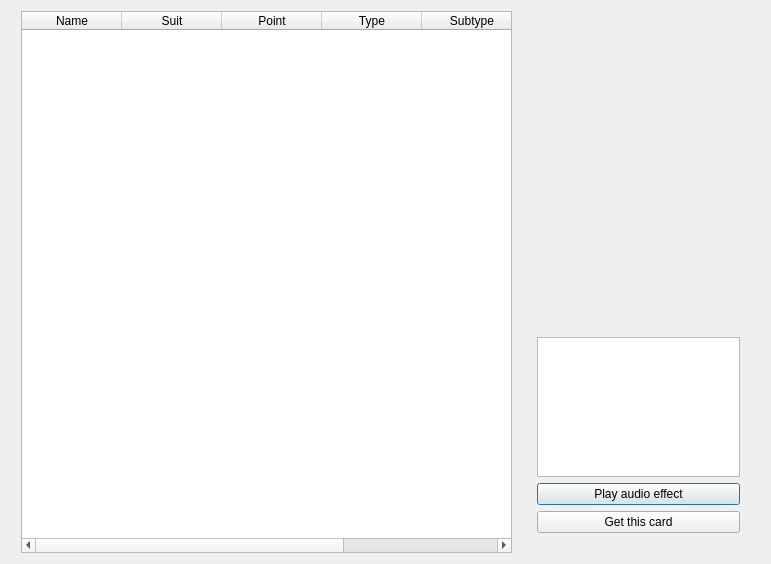
First picture: the form in src/dialog/cardoverview.ui, repository BeginnerSlob/TouhouTripleSha, before the edit.
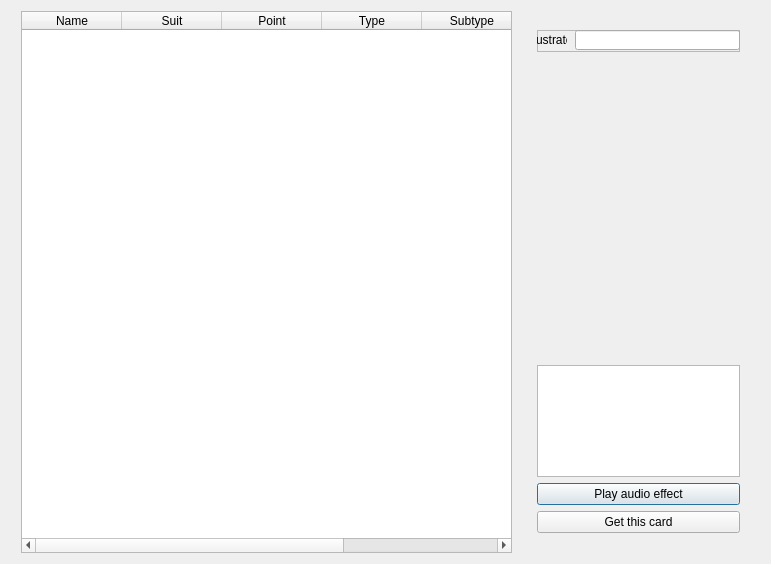
Second picture: the form after the edit.

```diff
--- a/src/dialog/cardoverview.ui
+++ b/src/dialog/cardoverview.ui
@@ -75,6 +75,54 @@
       </size>
      </property>
      <layout class="QVBoxLayout" name="verticalLayout_3">
+      <item>
+       <widget class="QFrame" name="frame_2">
+        <property name="minimumSize">
+         <size>
+          <width>0</width>
+          <height>22</height>
+         </size>
+        </property>
+        <property name="frameShape">
+         <enum>QFrame::StyledPanel</enum>
+        </property>
+        <property name="frameShadow">
+         <enum>QFrame::Raised</enum>
+        </property>
+        <widget class="QLabel" name="illustratorLabel">
+         <property name="geometry">
+          <rect>
+           <x>0</x>
+           <y>0</y>
+           <width>30</width>
+           <height>20</height>
+          </rect>
+         </property>
+         <property name="text">
+          <string>Illustrator</string>
+         </property>
+         <property name="alignment">
+          <set>Qt::AlignCenter</set>
+         </property>
+        </widget>
+        <widget class="QLineEdit" name="illustratorLineEdit">
+         <property name="geometry">
+          <rect>
+           <x>38</x>
+           <y>0</y>
+           <width>165</width>
+           <height>20</height>
+          </rect>
+         </property>
+         <property name="alignment">
+          <set>Qt::AlignRight|Qt::AlignTrailing|Qt::AlignVCenter</set>
+         </property>
+         <property name="readOnly">
+          <bool>true</bool>
+         </property>
+        </widget>
+       </widget>
+      </item>
       <item>
        <layout class="QVBoxLayout" name="verticalLayout_2">
         <item>
```
